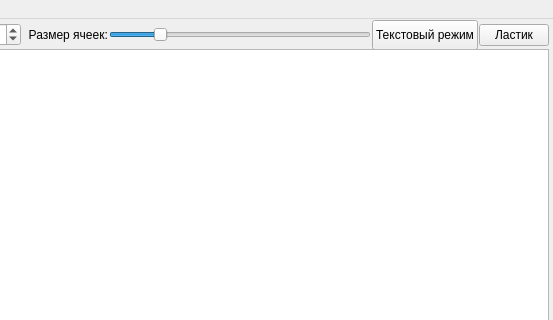
egorka5opka/sheduler, file main_form.ui: the form before one commit; both pictures show x 502 to 1055 and y 0 to 320 of the 1055 by 684 pixel window.
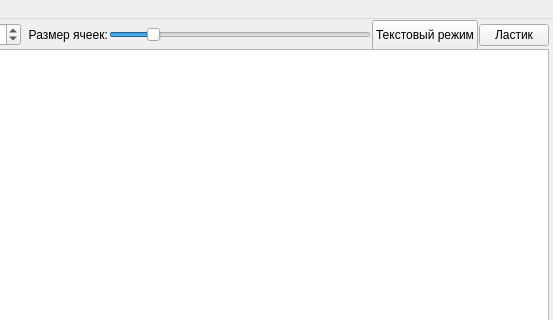
The form after the commit.

```diff
--- a/main_form.ui
+++ b/main_form.ui
@@ -181,7 +181,7 @@
      <item>
       <widget class="QSlider" name="cell_size_edit">
        <property name="minimum">
-        <number>30</number>
+        <number>35</number>
        </property>
        <property name="maximum">
         <number>200</number>
```
Left out of the diff: 6 changed lines with no effect on the pictures.
